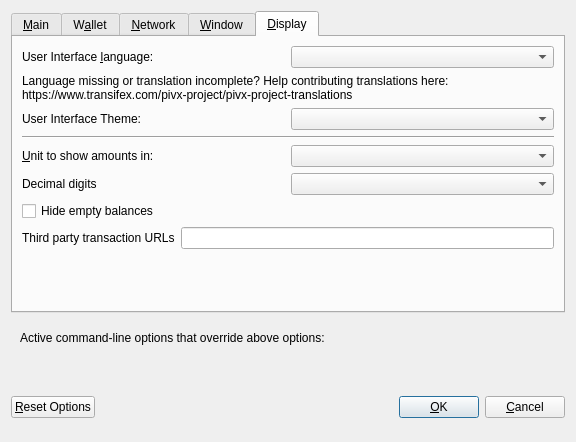
Qt form src/qt/forms/optionsdialog.ui (binarysculptor/wallet) before a commit.
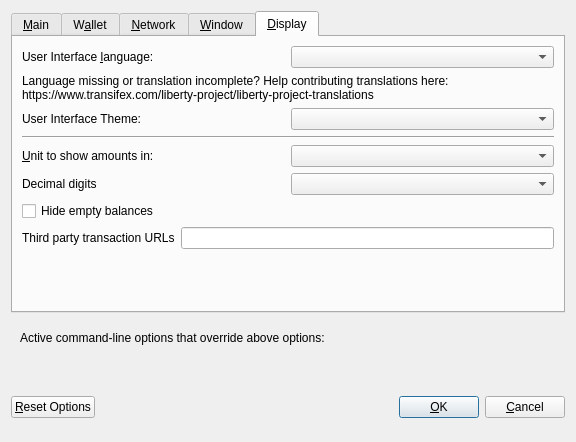
The same form after that commit. The open tabs and pages were chosen to show the change. Custom widgets are drawn as their Qt base class.

```diff
--- a/src/qt/forms/optionsdialog.ui
+++ b/src/qt/forms/optionsdialog.ui
@@ -507,7 +507,7 @@
          </property>
          <property name="text">
           <string>Language missing or translation incomplete? Help contributing translations here:
-https://www.transifex.com/pivx-project/pivx-project-translations</string>
+https://www.transifex.com/liberty-project/liberty-project-translations</string>
          </property>
          <property name="wordWrap">
           <bool>true</bool>
```
